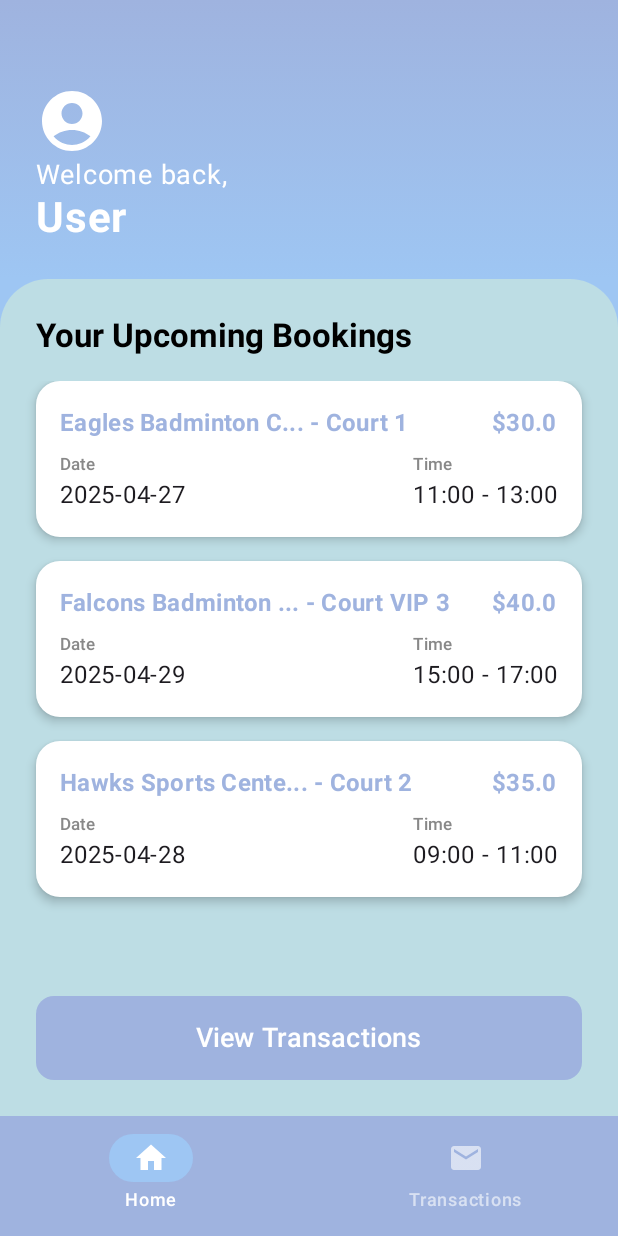
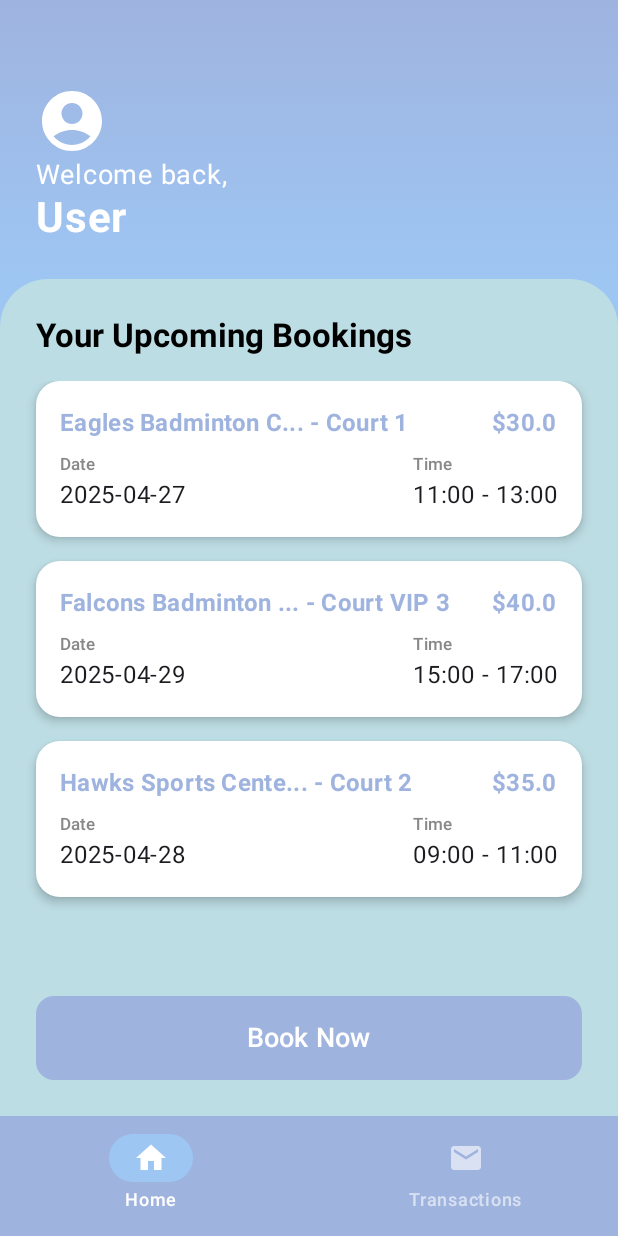
Before and after one commit to Logiqode/ProyekMobileFrontEnd, an Android app built with Jetpack Compose: the screen it shows after launch (MainActivity), on a phone screen of 412 x 824 dp. Run offline under Robolectric (Android 15) with nearby library versions, the phone set to English and light mode, and no system bars.

Commit message:
Booking Form Step 1

```diff
--- a/app/src/main/java/com/example/bookminton/navigation/BottomNavigationBar.kt
+++ b/app/src/main/java/com/example/bookminton/navigation/BottomNavigationBar.kt
@@ -24,7 +24,7 @@ fun BottomNavigationBar(navController: NavController) {
     )
 
     NavigationBar(
-        containerColor = LightBlue // Using your color scheme
+        containerColor = LightBlue
     ) {
         val navBackStackEntry = navController.currentBackStackEntryAsState()
         val currentRoute = navBackStackEntry.value?.destination?.route
@@ -32,22 +32,15 @@ fun BottomNavigationBar(navController: NavController) {
         items.forEach { screen ->
             NavigationBarItem(
                 icon = {
-                    when (screen) {
-                        is Screen.Home -> Icon(
-                            Icons.Default.Home,
-                            contentDescription = "Home"
-                        )
-                        is Screen.Transactions -> Icon(
-                            Icons.Default.Email,
-                            contentDescription = "Transactions"
-                        )
-                    }
+                    Icon(
+                        imageVector = screen.icon,
+                        contentDescription = screen.label
+                    )
                 },
-                label = { Text(screen.route.capitalize()) },
+                label = { Text(screen.label) },
                 selected = currentRoute == screen.route,
                 onClick = {
                     navController.navigate(screen.route) {
-                        // Avoid multiple copies of the same destination
                         popUpTo(navController.graph.startDestinationId)
                         launchSingleTop = true
                     }
@@ -57,7 +50,7 @@ fun BottomNavigationBar(navController: NavController) {
                     selectedTextColor = Color.White,
                     unselectedIconColor = Color.White.copy(alpha = 0.6f),
                     unselectedTextColor = Color.White.copy(alpha = 0.6f),
-                    indicatorColor = SkyBlue // Using your color scheme
+                    indicatorColor = SkyBlue
                 )
             )
         }
--- a/app/src/main/java/com/example/bookminton/navigation/Navigation.kt
+++ b/app/src/main/java/com/example/bookminton/navigation/Navigation.kt
@@ -1,19 +1,25 @@
 package com.example.bookminton.navigation
 
+import androidx.compose.material.icons.Icons
+import androidx.compose.material.icons.filled.DateRange
+import androidx.compose.material.icons.filled.Email
+import androidx.compose.material.icons.filled.Home
 import androidx.compose.runtime.Composable
 import androidx.compose.ui.Modifier
+import androidx.compose.ui.graphics.vector.ImageVector
 import androidx.navigation.NavHostController
 import androidx.navigation.compose.NavHost
 import androidx.navigation.compose.composable
 import androidx.navigation.compose.rememberNavController
+import com.example.bookminton.pages.BookingScreen
 import com.example.bookminton.pages.HomeScreen
 import com.example.bookminton.pages.TransactionsScreen
 
-sealed class Screen(val route: String) {
-    object Home : Screen("home")
-    object Transactions : Screen("transactions")
+sealed class Screen(val route: String, val icon: ImageVector, val label: String) {
+    object Home : Screen("home", Icons.Default.Home, "Home")
+    object Transactions : Screen("transactions", Icons.Default.Email, "Transactions")
+    object Booking : Screen("booking", Icons.Default.DateRange, "Booking")
 }
-
 @Composable
 fun BadmintonApp(
     navController: NavHostController = rememberNavController(),
@@ -30,5 +36,8 @@ fun BadmintonApp(
         composable(Screen.Transactions.route) {
             TransactionsScreen(navController)
         }
+        composable(Screen.Booking.route) {
+            BookingScreen(navController)
+        }
     }
 }
--- a/app/src/main/java/com/example/bookminton/pages/HomeScreen.kt
+++ b/app/src/main/java/com/example/bookminton/pages/HomeScreen.kt
@@ -111,7 +111,7 @@ fun HomeScreen(navController: NavHostController) {
             Spacer(modifier = Modifier.weight(1f))
 
             Button(
-                onClick = { navController.navigate("transactions") },
+                onClick = { navController.navigate("booking") },
                 modifier = Modifier
                     .fillMaxWidth()
                     .height(56.dp),
@@ -122,7 +122,7 @@ fun HomeScreen(navController: NavHostController) {
                 shape = RoundedCornerShape(12.dp)
             ) {
                 Text(
-                    text = "View Transactions",
+                    text = "Book Now",
                     fontSize = 18.sp
                 )
             }
```
Also changed, not shown: app/src/main/java/com/example/bookminton/pages/BookingScreen.kt (added, +154 -0 lines), app/src/main/java/com/example/bookminton/pages/TransactionsScreen.kt (+6 -4 lines).
